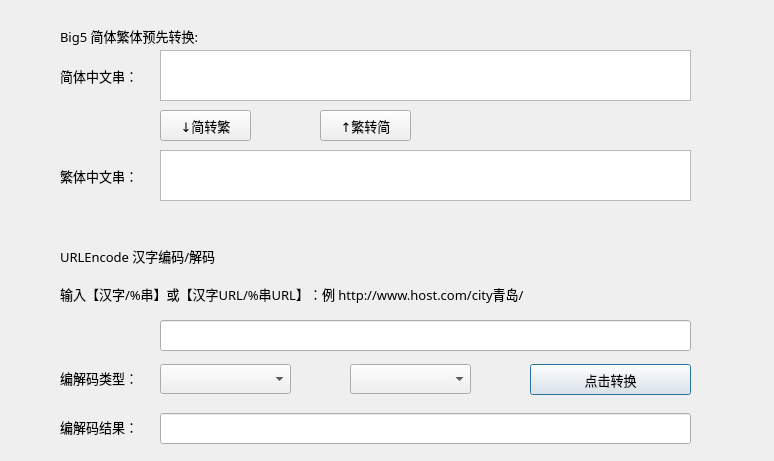
Qt form UnifiedTools/urlencode.ui (frontier-zh/Zhro) before a commit.
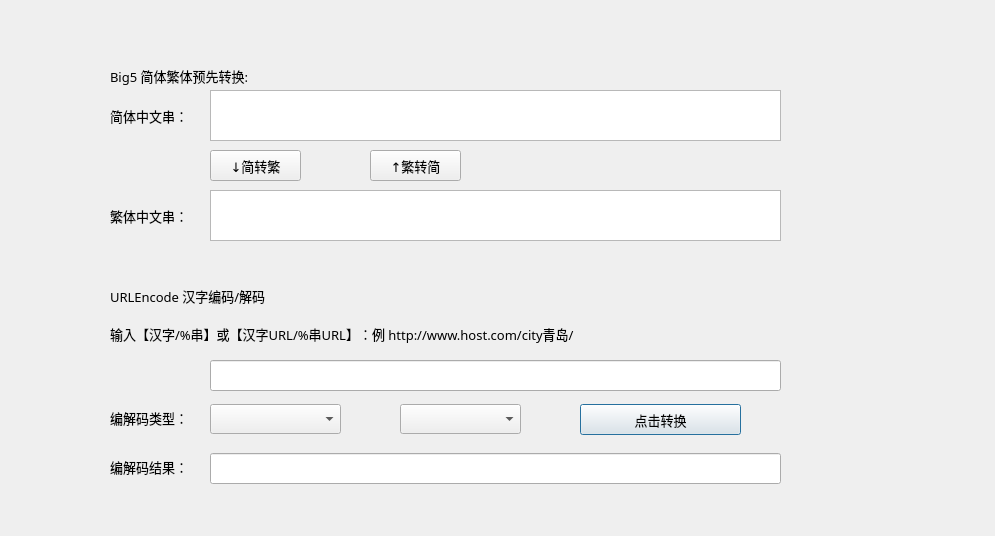
The same form after that commit.

The edit to the form file:
```diff
--- a/UnifiedTools/urlencode.ui
+++ b/UnifiedTools/urlencode.ui
@@ -6,8 +6,8 @@
    <rect>
     <x>0</x>
     <y>0</y>
-    <width>774</width>
-    <height>461</height>
+    <width>995</width>
+    <height>536</height>
    </rect>
   </property>
   <property name="windowTitle">
@@ -32,9 +32,9 @@
   <widget class="QLineEdit" name="lineEdit_2">
    <property name="geometry">
     <rect>
-     <x>160</x>
-     <y>413</y>
-     <width>531</width>
+     <x>210</x>
+     <y>453</y>
+     <width>571</width>
      <height>31</height>
     </rect>
    </property>
@@ -50,9 +50,9 @@
   <widget class="QLineEdit" name="lineEdit">
    <property name="geometry">
     <rect>
-     <x>160</x>
-     <y>320</y>
-     <width>531</width>
+     <x>210</x>
+     <y>360</y>
+     <width>571</width>
      <height>31</height>
     </rect>
    </property>
@@ -71,8 +71,8 @@
   <widget class="QComboBox" name="comboBox">
    <property name="geometry">
     <rect>
-     <x>350</x>
-     <y>364</y>
+     <x>400</x>
+     <y>404</y>
      <width>121</width>
      <height>30</height>
     </rect>
@@ -87,8 +87,8 @@
   <widget class="QLabel" name="label">
    <property name="geometry">
     <rect>
-     <x>60</x>
-     <y>278</y>
+     <x>110</x>
+     <y>318</y>
      <width>611</width>
      <height>31</height>
     </rect>
@@ -106,8 +106,8 @@
   <widget class="QLabel" name="label_2">
    <property name="geometry">
     <rect>
-     <x>60</x>
-     <y>367</y>
+     <x>110</x>
+     <y>407</y>
      <width>91</width>
      <height>21</height>
     </rect>
@@ -125,8 +125,8 @@
   <widget class="QPushButton" name="pushButton">
    <property name="geometry">
     <rect>
-     <x>530</x>
-     <y>364</y>
+     <x>580</x>
+     <y>404</y>
      <width>161</width>
      <height>31</height>
     </rect>
@@ -144,8 +144,8 @@
   <widget class="QLabel" name="label_3">
    <property name="geometry">
     <rect>
-     <x>60</x>
-     <y>416</y>
+     <x>110</x>
+     <y>456</y>
      <width>101</width>
      <height>21</height>
     </rect>
@@ -163,8 +163,8 @@
   <widget class="QLabel" name="label_5">
    <property name="geometry">
     <rect>
-     <x>60</x>
-     <y>240</y>
+     <x>110</x>
+     <y>280</y>
      <width>201</width>
      <height>31</height>
     </rect>
@@ -182,8 +182,8 @@
   <widget class="QComboBox" name="comboBox_2">
    <property name="geometry">
     <rect>
-     <x>160</x>
-     <y>364</y>
+     <x>210</x>
+     <y>404</y>
      <width>131</width>
      <height>30</height>
     </rect>
@@ -198,8 +198,8 @@
   <widget class="QLabel" name="label_6">
    <property name="geometry">
     <rect>
-     <x>60</x>
-     <y>20</y>
+     <x>110</x>
+     <y>60</y>
      <width>201</width>
      <height>31</height>
     </rect>
@@ -217,8 +217,8 @@
   <widget class="QPushButton" name="button">
    <property name="geometry">
     <rect>
-     <x>160</x>
-     <y>110</y>
+     <x>210</x>
+     <y>150</y>
      <width>91</width>
      <height>31</height>
     </rect>
@@ -236,8 +236,8 @@
   <widget class="QLabel" name="label_7">
    <property name="geometry">
     <rect>
-     <x>60</x>
-     <y>160</y>
+     <x>110</x>
+     <y>200</y>
      <width>101</width>
      <height>31</height>
     </rect>
@@ -255,8 +255,8 @@
   <widget class="QLabel" name="label_8">
    <property name="geometry">
     <rect>
-     <x>60</x>
-     <y>60</y>
+     <x>110</x>
+     <y>100</y>
      <width>101</width>
      <height>31</height>
     </rect>
@@ -274,9 +274,9 @@
   <widget class="QPlainTextEdit" name="edit3">
    <property name="geometry">
     <rect>
-     <x>160</x>
-     <y>50</y>
-     <width>531</width>
+     <x>210</x>
+     <y>90</y>
+     <width>571</width>
      <height>51</height>
     </rect>
    </property>
@@ -291,9 +291,9 @@
   <widget class="QPlainTextEdit" name="edit4">
    <property name="geometry">
     <rect>
-     <x>160</x>
-     <y>150</y>
-     <width>531</width>
+     <x>210</x>
+     <y>190</y>
+     <width>571</width>
      <height>51</height>
     </rect>
    </property>
@@ -308,8 +308,8 @@
   <widget class="QPushButton" name="button_2">
    <property name="geometry">
     <rect>
-     <x>320</x>
-     <y>110</y>
+     <x>370</x>
+     <y>150</y>
      <width>91</width>
      <height>31</height>
     </rect>
```
